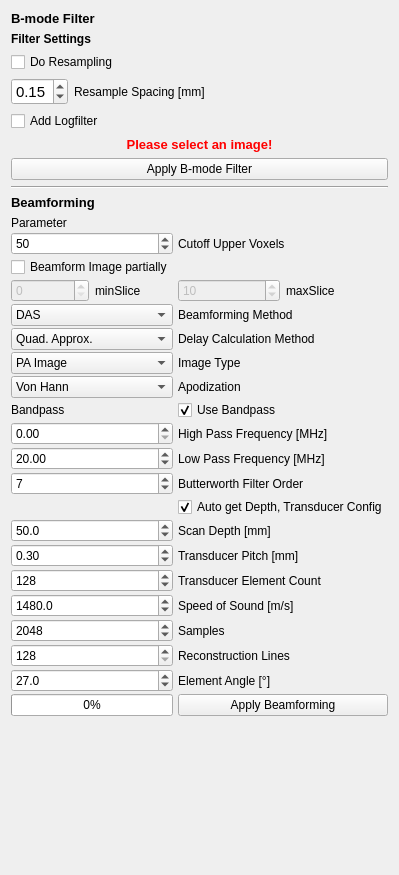
MITK/MITK, file Plugins/org.mitk.gui.qt.photoacoustics.imageprocessing/src/internal/PAImageProcessingControls.ui: the form before one commit.
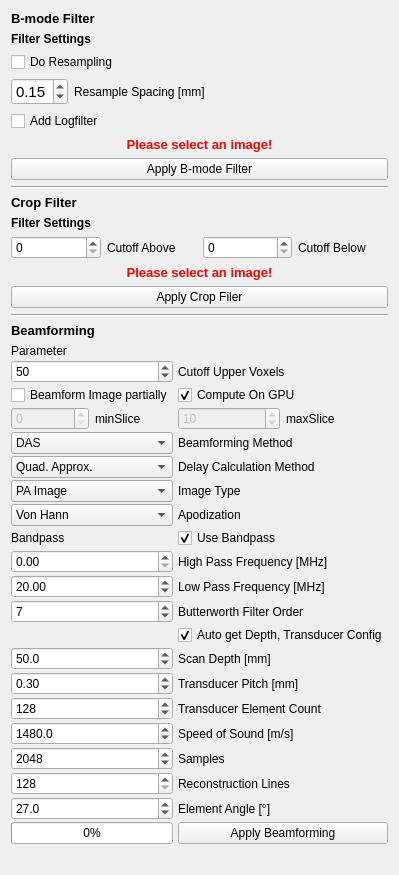
The form after the commit.

Commit message: - added choice of GPU/CPU computing - made GPU compte the image in chunks of 40 images - this number should be made variable, depending on the complexity of the task - added a seperate crop filter for images - started rewriting the crop filter for best Performance

What changed in the file:
```diff
--- a/Plugins/org.mitk.gui.qt.photoacoustics.imageprocessing/src/internal/PAImageProcessingControls.ui
+++ b/Plugins/org.mitk.gui.qt.photoacoustics.imageprocessing/src/internal/PAImageProcessingControls.ui
@@ -128,6 +128,77 @@
        </item>
       </layout>
      </item>
+     <item>
+      <widget class="Line" name="line_2">
+       <property name="orientation">
+        <enum>Qt::Horizontal</enum>
+       </property>
+      </widget>
+     </item>
+     <item>
+      <widget class="QLabel" name="CropLabel">
+       <property name="text">
+        <string>&lt;html&gt;&lt;head/&gt;&lt;body&gt;&lt;p&gt;&lt;span style=&quot; font-size:10pt; font-weight:600;&quot;&gt;Crop Filter&lt;/span&gt;&lt;/p&gt;&lt;/body&gt;&lt;/html&gt;</string>
+       </property>
+      </widget>
+     </item>
+     <item>
+      <layout class="QVBoxLayout" name="verticalLayout_3">
+       <item>
+        <widget class="QLabel" name="CropSettings">
+         <property name="text">
+          <string>&lt;html&gt;&lt;head/&gt;&lt;body&gt;&lt;p&gt;&lt;span style=&quot; font-weight:600;&quot;&gt;Filter Settings&lt;/span&gt;&lt;/p&gt;&lt;/body&gt;&lt;/html&gt;</string>
+         </property>
+        </widget>
+       </item>
+       <item>
+        <layout class="QHBoxLayout" name="horizontalLayout_4">
+         <item>
+          <widget class="QSpinBox" name="CutoffAbove">
+           <property name="maximum">
+            <number>1000000000</number>
+           </property>
+          </widget>
+         </item>
+         <item>
+          <widget class="QLabel" name="label_20">
+           <property name="text">
+            <string>Cutoff Above</string>
+           </property>
+          </widget>
+         </item>
+         <item>
+          <widget class="QSpinBox" name="CutoffBelow">
+           <property name="maximum">
+            <number>1000000000</number>
+           </property>
+          </widget>
+         </item>
+         <item>
+          <widget class="QLabel" name="label_21">
+           <property name="text">
+            <string>Cutoff Below</string>
+           </property>
+          </widget>
+         </item>
+        </layout>
+       </item>
+       <item>
+        <widget class="QLabel" name="labelWarning2">
+         <property name="text">
+          <string>&lt;html&gt;&lt;head/&gt;&lt;body&gt;&lt;p align=&quot;center&quot;&gt;&lt;span style=&quot; font-size:10pt; font-weight:600; color:#ff0000;&quot;&gt;Please select an image!&lt;/span&gt;&lt;/p&gt;&lt;/body&gt;&lt;/html&gt;</string>
+         </property>
+        </widget>
+       </item>
+       <item>
+        <widget class="QPushButton" name="buttonApplyCropFilter">
+         <property name="text">
+          <string>Apply Crop Filer</string>
+         </property>
+        </widget>
+       </item>
+      </layout>
+     </item>
      <item>
       <widget class="Line" name="line">
        <property name="orientation">
@@ -143,8 +214,6 @@
       </widget>
      </item>
      <item>
-      <layout class="QVBoxLayout" name="verticalLayout_3">
-       <item>
         <layout class="QGridLayout" name="gridLayout">
          <property name="horizontalSpacing">
           <number>5</number>
@@ -677,7 +746,15 @@
            </property>
           </widget>
          </item>
-        </layout>
+       <item row="2" column="1">
+        <widget class="QCheckBox" name="UseGPU">
+         <property name="text">
+          <string>Compute On GPU</string>
+         </property>
+         <property name="checked">
+          <bool>true</bool>
+         </property>
+        </widget>
        </item>
       </layout>
      </item>
```
Lines whose indentation alone changed are shown as unchanged. The commit also changes 5 other files.
